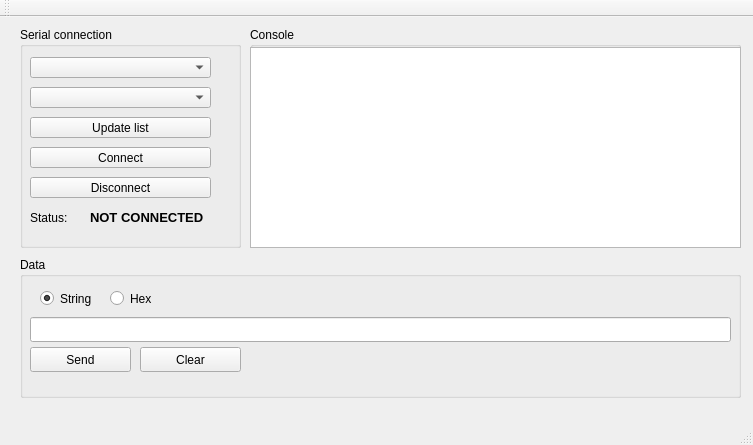
caffedrine/QtSerialPort, file mainwindow.ui: the form before one commit.
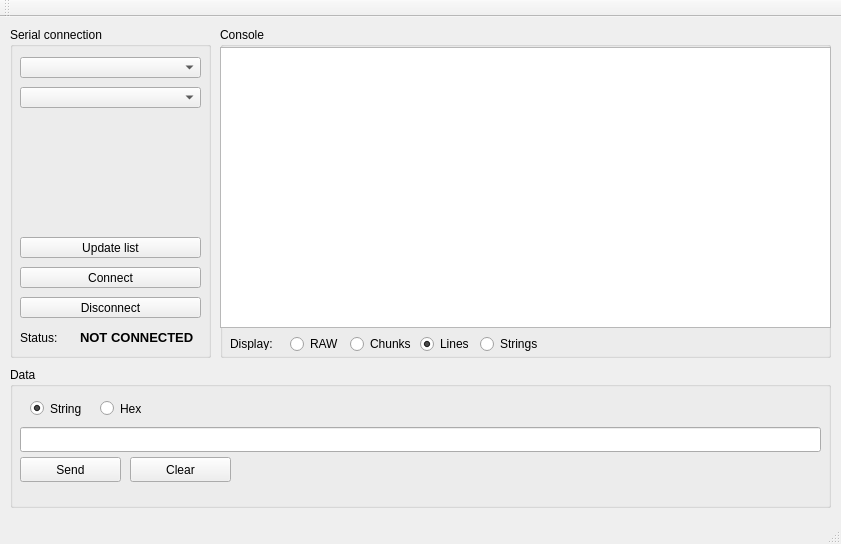
The form after the commit. Icons and pictures are not drawn.

```diff
--- a/mainwindow.ui
+++ b/mainwindow.ui
@@ -6,8 +6,8 @@
    <rect>
     <x>0</x>
     <y>0</y>
-    <width>753</width>
-    <height>445</height>
+    <width>841</width>
+    <height>544</height>
    </rect>
   </property>
   <property name="windowTitle">
@@ -21,10 +21,10 @@
    <widget class="QGroupBox" name="groupBox_SerialConnection">
     <property name="geometry">
      <rect>
-      <x>20</x>
+      <x>10</x>
       <y>10</y>
-      <width>221</width>
-      <height>221</height>
+      <width>201</width>
+      <height>331</height>
      </rect>
     </property>
     <property name="title">
@@ -34,7 +34,7 @@
      <property name="geometry">
       <rect>
        <x>10</x>
-       <y>90</y>
+       <y>210</y>
        <width>181</width>
        <height>21</height>
       </rect>
@@ -57,7 +57,7 @@
      <property name="geometry">
       <rect>
        <x>10</x>
-       <y>150</y>
+       <y>270</y>
        <width>181</width>
        <height>21</height>
       </rect>
@@ -70,7 +70,7 @@
      <property name="geometry">
       <rect>
        <x>10</x>
-       <y>180</y>
+       <y>300</y>
        <width>51</width>
        <height>21</height>
       </rect>
@@ -83,7 +83,7 @@
      <property name="geometry">
       <rect>
        <x>70</x>
-       <y>180</y>
+       <y>300</y>
        <width>131</width>
        <height>21</height>
       </rect>
@@ -103,7 +103,7 @@
      <property name="geometry">
       <rect>
        <x>10</x>
-       <y>120</y>
+       <y>240</y>
        <width>181</width>
        <height>21</height>
       </rect>
@@ -132,10 +132,10 @@
    <widget class="QGroupBox" name="groupBox_Console">
     <property name="geometry">
      <rect>
-      <x>250</x>
+      <x>220</x>
       <y>10</y>
-      <width>491</width>
-      <height>221</height>
+      <width>611</width>
+      <height>331</height>
      </rect>
     </property>
     <property name="title">
@@ -146,21 +146,107 @@
       <rect>
        <x>0</x>
        <y>20</y>
-       <width>491</width>
-       <height>201</height>
+       <width>611</width>
+       <height>281</height>
       </rect>
      </property>
+     <property name="lineWidth">
+      <number>1</number>
+     </property>
+     <property name="verticalScrollBarPolicy">
+      <enum>Qt::ScrollBarAsNeeded</enum>
+     </property>
+     <property name="sizeAdjustPolicy">
+      <enum>QAbstractScrollArea::AdjustIgnored</enum>
+     </property>
+     <property name="lineWrapMode">
+      <enum>QTextEdit::NoWrap</enum>
+     </property>
      <property name="readOnly">
       <bool>true</bool>
      </property>
     </widget>
+    <widget class="QRadioButton" name="radioButton_displayStrings">
+     <property name="geometry">
+      <rect>
+       <x>260</x>
+       <y>307</y>
+       <width>61</width>
+       <height>20</height>
+      </rect>
+     </property>
+     <property name="text">
+      <string>Strings</string>
+     </property>
+    </widget>
+    <widget class="QRadioButton" name="radioButton_displayNewlines">
+     <property name="geometry">
+      <rect>
+       <x>200</x>
+       <y>307</y>
+       <width>51</width>
+       <height>20</height>
+      </rect>
+     </property>
+     <property name="text">
+      <string>Lines</string>
+     </property>
+     <property name="checked">
+      <bool>true</bool>
+     </property>
+    </widget>
+    <widget class="QRadioButton" name="radioButton_displayChunks">
+     <property name="geometry">
+      <rect>
+       <x>130</x>
+       <y>307</y>
+       <width>61</width>
+       <height>20</height>
+      </rect>
+     </property>
+     <property name="text">
+      <string>Chunks</string>
+     </property>
+     <property name="checked">
+      <bool>false</bool>
+     </property>
+    </widget>
+    <widget class="QRadioButton" name="radioButton_displayRAW">
+     <property name="geometry">
+      <rect>
+       <x>70</x>
+       <y>307</y>
+       <width>61</width>
+       <height>20</height>
+      </rect>
+     </property>
+     <property name="text">
+      <string>RAW</string>
+     </property>
+     <property name="checked">
+      <bool>false</bool>
+     </property>
+    </widget>
+    <widget class="QLabel" name="label_Display">
+     <property name="geometry">
+      <rect>
+       <x>10</x>
+       <y>310</y>
+       <width>47</width>
+       <height>13</height>
+      </rect>
+     </property>
+     <property name="text">
+      <string>Display:</string>
+     </property>
+    </widget>
    </widget>
    <widget class="QGroupBox" name="groupBox_Data">
     <property name="geometry">
      <rect>
-      <x>20</x>
-      <y>240</y>
-      <width>721</width>
+      <x>10</x>
+      <y>350</y>
+      <width>821</width>
       <height>141</height>
      </rect>
     </property>
@@ -201,7 +287,7 @@
       <rect>
        <x>10</x>
        <y>60</y>
-       <width>701</width>
+       <width>801</width>
        <height>25</height>
       </rect>
      </property>
```
Left out of the diff: 2 changed lines with no effect on the pictures.
